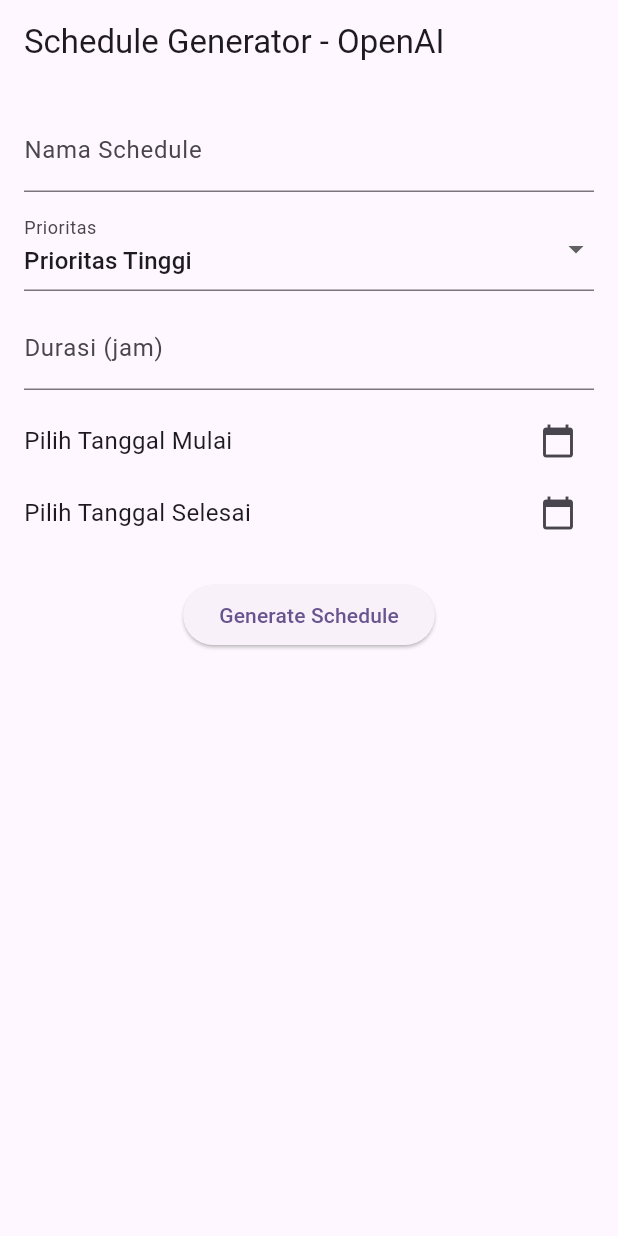
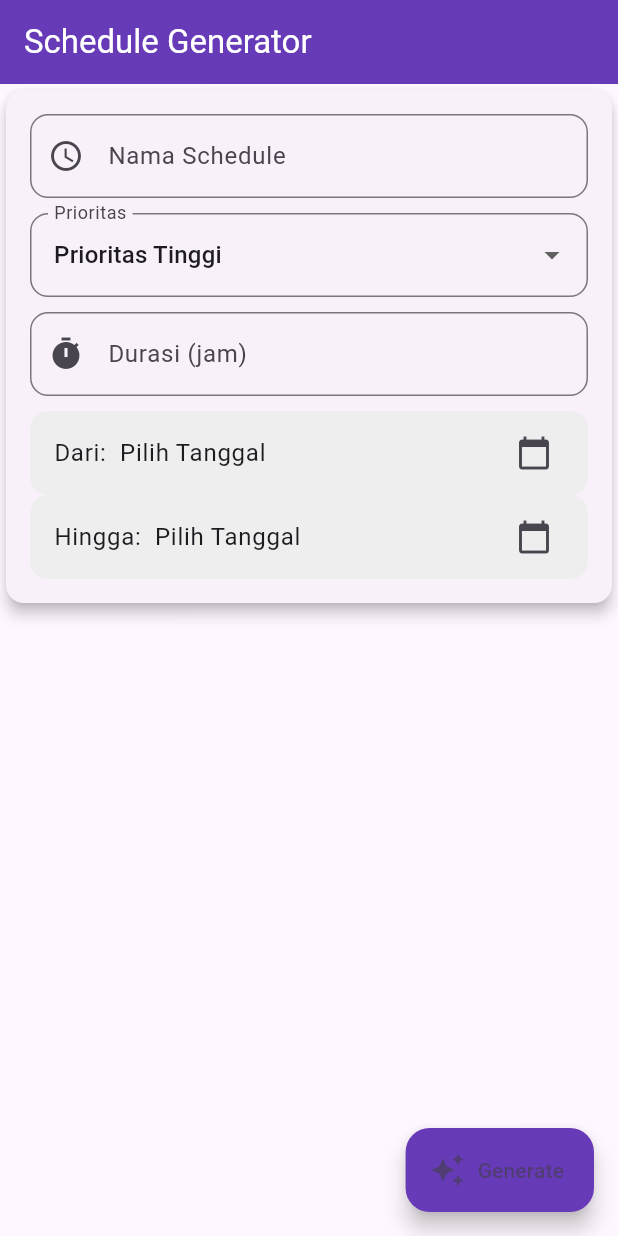
Before and after one commit to risnanto73/schedule_generator_test, a Flutter app: the screen it shows after launch, on a phone screen of 412 x 824 dp. Run offline on Flutter 3.47's test engine with Material 3 defaults, Android fonts, the phone set to English and light mode, and no system bars; our stand-ins replace flutter_dotenv.

Commit message:
update fix kelas

```diff
--- a/lib/main.dart
+++ b/lib/main.dart
@@ -1,7 +1,6 @@
 import 'package:flutter/material.dart';
 import 'package:flutter_dotenv/flutter_dotenv.dart';
 import 'package:schedule_generator_test/ui/schedule_gemini_page.dart';
-import 'package:schedule_generator_test/ui/schedule_open_ai_page.dart';
 
 void main() async {
   await dotenv.load();
@@ -34,7 +33,8 @@
         // tested with just a hot reload.
         colorScheme: ColorScheme.fromSeed(seedColor: Colors.deepPurple),
       ),
-      home: const ScheduleOpenAiPage(),
+      home: const ScheduleGeminiPage(),
+      debugShowCheckedModeBanner: false,
     );
   }
 }
--- a/lib/ui/schedule_open_ai_page.dart
+++ /dev/null
@@ -1,175 +0,0 @@
-import 'dart:convert';
-import 'package:flutter/material.dart';
-import 'package:http/http.dart' as http;
-import 'package:intl/intl.dart';
-import 'package:flutter_dotenv/flutter_dotenv.dart';
-
-class ScheduleOpenAiPage extends StatefulWidget {
-  const ScheduleOpenAiPage({super.key});
-
-  @override
-  State<ScheduleOpenAiPage> createState() => _ScheduleOpenAiPageState();
-}
-
-class _ScheduleOpenAiPageState extends State<ScheduleOpenAiPage> {
-  final TextEditingController _scheduleNameController = TextEditingController();
-  String _selectedPriority = "Prioritas Tinggi";
-  final TextEditingController _durationController = TextEditingController();
-  DateTime? _deadlineFrom;
-  DateTime? _deadlineUntil;
-  String _scheduleResult = "";
-  bool _isLoading = false;
-
-  Future<void> _selectDate(BuildContext context, bool isFrom) async {
-    final DateTime? picked = await showDatePicker(
-      context: context,
-      initialDate: DateTime.now(),
-      firstDate: DateTime(2000),
-      lastDate: DateTime(2100),
-    );
-    if (picked != null) {
-      setState(() {
-        if (isFrom) {
-          _deadlineFrom = picked;
-        } else {
-          _deadlineUntil = picked;
-        }
-      });
-    }
-  }
-
-  Future<void> generateSchedule() async {
-    setState(() => _isLoading = true);
-
-    final String apiKey = dotenv.env['OPENAI_API_KEY'] ?? "";
-    const String apiUrl = 'https://api.openai.com/v1/chat/completions';
-
-    final DateFormat formatter = DateFormat('yyyy-MM-dd');
-    String fromDate = _deadlineFrom != null ? formatter.format(_deadlineFrom!) : "Tidak dipilih";
-    String untilDate = _deadlineUntil != null ? formatter.format(_deadlineUntil!) : "Tidak dipilih";
-
-    final Map<String, dynamic> requestBody = {
-      "model": "gpt-4o",
-      "messages": [
-        {
-          "role": "user",
-          "content": "Buatkan jadwal dengan nama ${_scheduleNameController.text}, berdasarkan prioritas $_selectedPriority, durasi ${_durationController.text} jam, dari $fromDate hingga $untilDate."
-        }
-      ]
-    };
-
-    try {
-      final response = await http.post(
-        Uri.parse(apiUrl),
-        headers: {
-          "Content-Type": "application/json",
-          "Authorization": "Bearer $apiKey"
-        },
-        body: jsonEncode(requestBody),
-      );
-
-      if (response.statusCode == 200) {
-        final data = jsonDecode(response.body);
-        setState(() {
-          _scheduleResult = data['choices'][0]['message']['content'];
-        });
-      } else {
-        setState(() {
-          _scheduleResult = "Error: ${response.body}";
-        });
-      }
-    } catch (e) {
-      setState(() {
-        _scheduleResult = "Terjadi kesalahan: $e";
-      });
-    } finally {
-      setState(() => _isLoading = false);
-    }
-  }
-
-  @override
-  Widget build(BuildContext context) {
-    return Scaffold(
-      appBar: AppBar(title: const Text("Schedule Generator - OpenAI")),
-      body: SingleChildScrollView(
-        padding: const EdgeInsets.all(16.0),
-        child: Column(
-          crossAxisAlignment: CrossAxisAlignment.start,
-          children: [
-            TextField(
-              controller: _scheduleNameController,
-              decoration: const InputDecoration(labelText: "Nama Schedule"),
-            ),
-            const SizedBox(height: 10),
-            DropdownButtonFormField<String>(
-              value: _selectedPriority,
-              onChanged: (String? newValue) {
-                setState(() => _selectedPriority = newValue!);
-              },
-              items: ["Prioritas Tinggi", "Prioritas Sedang", "Prioritas Rendah"]
-                  .map((String value) => DropdownMenuItem(value: value, child: Text(value)))
-                  .toList(),
-              decoration: const InputDecoration(labelText: "Prioritas"),
-            ),
-            const SizedBox(height: 10),
-            TextField(
-              controller: _durationController,
-              decoration: const InputDecoration(labelText: "Durasi (jam)"),
-              keyboardType: TextInputType.number,
-            ),
-            const SizedBox(height: 10),
-            Row(
-              children: [
-                Expanded(
-                  child: Text(
-                    _deadlineFrom == null ? "Pilih Tanggal Mulai" : "Dari: ${DateFormat('yyyy-MM-dd').format(_deadlineFrom!)}",
-                    style: const TextStyle(fontSize: 16),
-                  ),
-                ),
-                IconButton(
-                  icon: const Icon(Icons.calendar_today),
-                  onPressed: () => _selectDate(context, true),
-                )
-              ],
-            ),
-            Row(
-              children: [
-                Expanded(
-                  child: Text(
-                    _deadlineUntil == null ? "Pilih Tanggal Selesai" : "Hingga: ${DateFormat('yyyy-MM-dd').format(_deadlineUntil!)}",
-                    style: const TextStyle(fontSize: 16),
-                  ),
-                ),
-                IconButton(
-                  icon: const Icon(Icons.calendar_today),
-                  onPressed: () => _selectDate(context, false),
-                )
-              ],
-            ),
-            const SizedBox(height: 20),
-            Center(
-              child: ElevatedButton(
-                onPressed: _isLoading ? null : generateSchedule,
-                child: _isLoading
-                    ? const SizedBox(
-                  width: 20,
-                  height: 20,
-                  child: CircularProgressIndicator(
-                    color: Colors.white,
-                    strokeWidth: 2,
-                  ),
-                )
-                    : const Text("Generate Schedule"),
-              ),
-            ),
-            const SizedBox(height: 20),
-            Text(
-              _scheduleResult,
-              style: const TextStyle(fontSize: 16, fontWeight: FontWeight.w500),
-            ),
-          ],
-        ),
-      ),
-    );
-  }
-}
```
